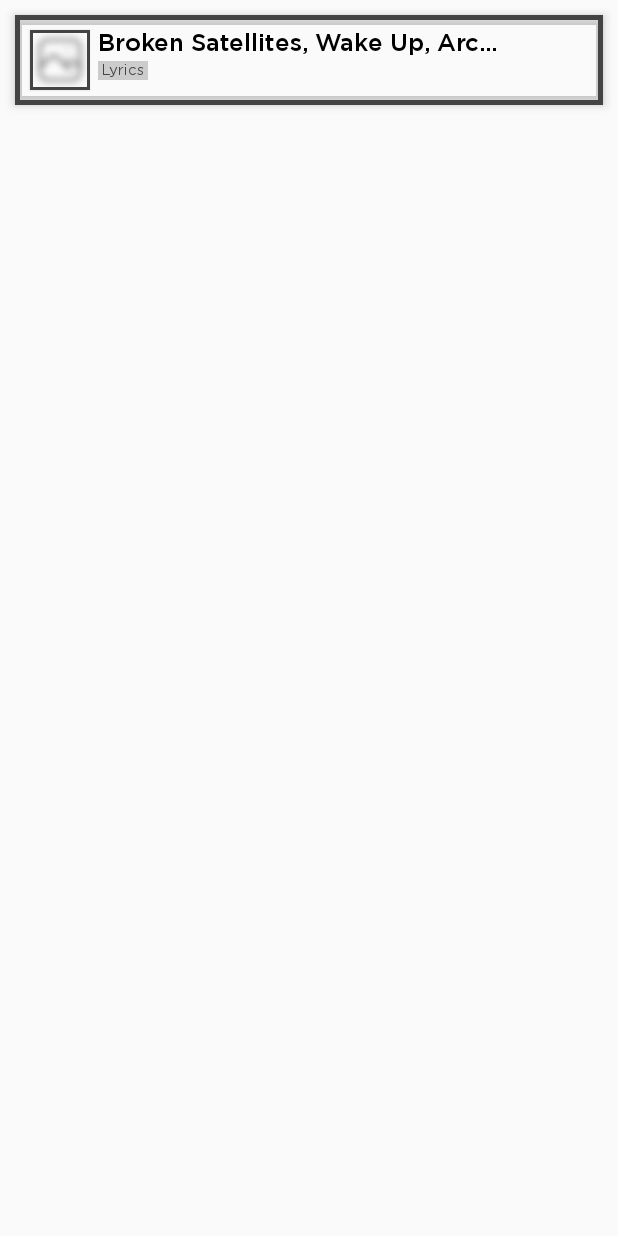
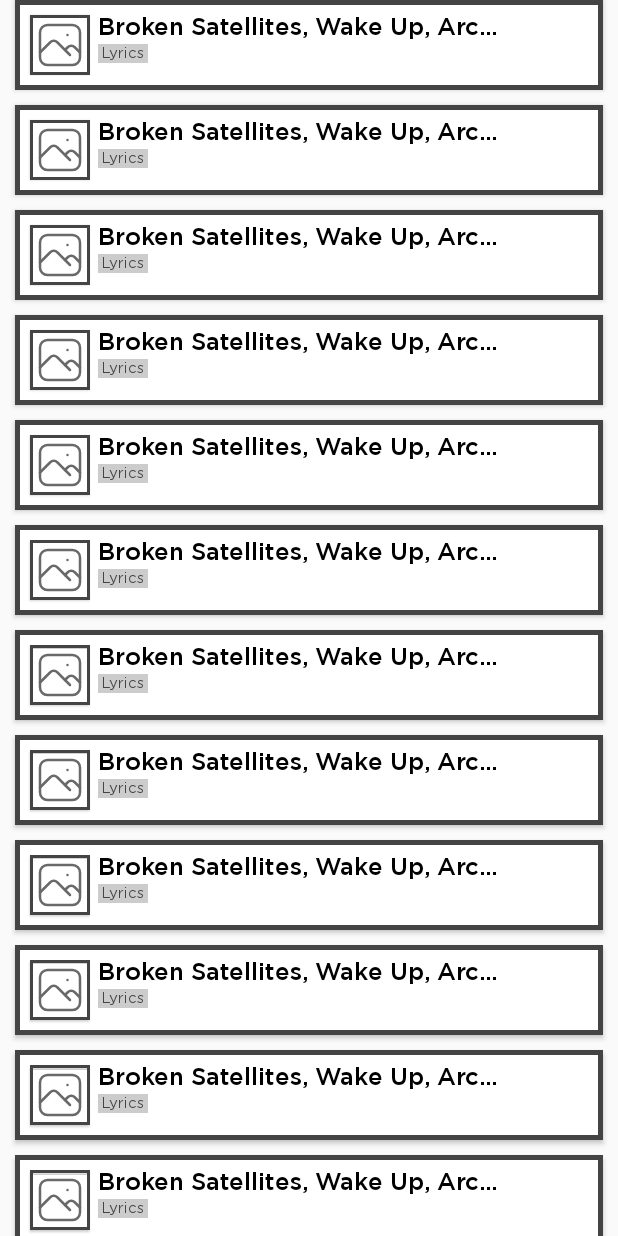
Before and after one commit to sakethpathike/arara-android, an Android app built with Jetpack Compose: the screen it shows after launch (MainActivity), on a phone screen of 412 x 824 dp. Run offline under Robolectric (Android 15) with nearby library versions, the phone set to English and light mode, and no system bars; pictures from the network do not load.

Commit message:
few updates in ui

```diff
--- a/app/src/main/java/com/sakethh/arara/MainActivity.kt
+++ b/app/src/main/java/com/sakethh/arara/MainActivity.kt
@@ -3,9 +3,13 @@ package com.sakethh.arara
 import android.os.Bundle
 import androidx.activity.ComponentActivity
 import androidx.activity.compose.setContent
+import androidx.compose.foundation.ScrollState
+import androidx.compose.foundation.gestures.scrollable
+import androidx.compose.foundation.layout.Column
 import androidx.compose.foundation.layout.fillMaxSize
 import androidx.compose.foundation.layout.height
 import androidx.compose.foundation.layout.width
+import androidx.compose.foundation.verticalScroll
 import androidx.compose.material3.MaterialTheme
 import androidx.compose.material3.Surface
 import androidx.compose.material3.Text
@@ -23,7 +27,30 @@ class MainActivity : ComponentActivity() {
         super.onCreate(savedInstanceState)
         setContent {
             MaterialTheme(typography = Typography /*(typography varible name from Type.kt)*/) {
-                SongThing(imageLink = "https://ia802505.us.archive.org/30/items/artworks-from-shangela-laquifa-warrior/Wake%20Up.png")
+                Column(modifier = Modifier
+                    .fillMaxSize()
+                    .verticalScroll(enabled = true, state = ScrollState(0))) {
+                    SongThing(imageLink = "https://ia802505.us.archive.org/30/items/artworks-from-shangela-laquifa-warrior/Wake%20Up.png")
+                    SongThing(imageLink = "https://ia802505.us.archive.org/30/items/artworks-from-shangela-laquifa-warrior/Wake%20Up.png")
+                    SongThing(imageLink = "https://ia802505.us.archive.org/30/items/artworks-from-shangela-laquifa-warrior/Wake%20Up.png")
+                    SongThing(imageLink = "https://ia802505.us.archive.org/30/items/artworks-from-shangela-laquifa-warrior/Wake%20Up.png")
+                    SongThing(imageLink = "https://ia802505.us.archive.org/30/items/artworks-from-shangela-laquifa-warrior/Wake%20Up.png")
+                    SongThing(imageLink = "https://ia802505.us.archive.org/30/items/artworks-from-shangela-laquifa-warrior/Wake%20Up.png")
+                    SongThing(imageLink = "https://ia802505.us.archive.org/30/items/artworks-from-shangela-laquifa-warrior/Wake%20Up.png")
+                    SongThing(imageLink = "https://ia802505.us.archive.org/30/items/artworks-from-shangela-laquifa-warrior/Wake%20Up.png")
+                    SongThing(imageLink = "https://ia802505.us.archive.org/30/items/artworks-from-shangela-laquifa-warrior/Wake%20Up.png")
+                    SongThing(imageLink = "https://ia802505.us.archive.org/30/items/artworks-from-shangela-laquifa-warrior/Wake%20Up.png")
+                    SongThing(imageLink = "https://ia802505.us.archive.org/30/items/artworks-from-shangela-laquifa-warrior/Wake%20Up.png")
+                    SongThing(imageLink = "https://ia802505.us.archive.org/30/items/artworks-from-shangela-laquifa-warrior/Wake%20Up.png")
+                    SongThing(imageLink = "https://ia802505.us.archive.org/30/items/artworks-from-shangela-laquifa-warrior/Wake%20Up.png")
+                    SongThing(imageLink = "https://ia802505.us.archive.org/30/items/artworks-from-shangela-laquifa-warrior/Wake%20Up.png")
+                    SongThing(imageLink = "https://ia802505.us.archive.org/30/items/artworks-from-shangela-laquifa-warrior/Wake%20Up.png")
+                    SongThing(imageLink = "https://ia802505.us.archive.org/30/items/artworks-from-shangela-laquifa-warrior/Wake%20Up.png")
+                    SongThing(imageLink = "https://ia802505.us.archive.org/30/items/artworks-from-shangela-laquifa-warrior/Wake%20Up.png")
+                    SongThing(imageLink = "https://ia802505.us.archive.org/30/items/artworks-from-shangela-laquifa-warrior/Wake%20Up.png")
+                    SongThing(imageLink = "https://ia802505.us.archive.org/30/items/artworks-from-shangela-laquifa-warrior/Wake%20Up.png")
+                    SongThing(imageLink = "https://ia802505.us.archive.org/30/items/artworks-from-shangela-laquifa-warrior/Wake%20Up.png")
+                }
             }
         }
     }
@@ -33,6 +60,28 @@ class MainActivity : ComponentActivity() {
 @Composable
 fun DefaultPreview() {
     MaterialTheme {
-        SongThing(imageLink = "https://archive.org/details/artworks-from-shangela-laquifa-warrior/Wake%20Up.png")
-    }
+        Column(modifier = Modifier
+            .fillMaxSize()
+            .verticalScroll(enabled = true, state = ScrollState(0))) {
+            SongThing(imageLink = "https://ia802505.us.archive.org/30/items/artworks-from-shangela-laquifa-warrior/Wake%20Up.png")
+            SongThing(imageLink = "https://ia802505.us.archive.org/30/items/artworks-from-shangela-laquifa-warrior/Wake%20Up.png")
+            SongThing(imageLink = "https://ia802505.us.archive.org/30/items/artworks-from-shangela-laquifa-warrior/Wake%20Up.png")
+            SongThing(imageLink = "https://ia802505.us.archive.org/30/items/artworks-from-shangela-laquifa-warrior/Wake%20Up.png")
+            SongThing(imageLink = "https://ia802505.us.archive.org/30/items/artworks-from-shangela-laquifa-warrior/Wake%20Up.png")
+            SongThing(imageLink = "https://ia802505.us.archive.org/30/items/artworks-from-shangela-laquifa-warrior/Wake%20Up.png")
+            SongThing(imageLink = "https://ia802505.us.archive.org/30/items/artworks-from-shangela-laquifa-warrior/Wake%20Up.png")
+            SongThing(imageLink = "https://ia802505.us.archive.org/30/items/artworks-from-shangela-laquifa-warrior/Wake%20Up.png")
+            SongThing(imageLink = "https://ia802505.us.archive.org/30/items/artworks-from-shangela-laquifa-warrior/Wake%20Up.png")
+            SongThing(imageLink = "https://ia802505.us.archive.org/30/items/artworks-from-shangela-laquifa-warrior/Wake%20Up.png")
+            SongThing(imageLink = "https://ia802505.us.archive.org/30/items/artworks-from-shangela-laquifa-warrior/Wake%20Up.png")
+            SongThing(imageLink = "https://ia802505.us.archive.org/30/items/artworks-from-shangela-laquifa-warrior/Wake%20Up.png")
+            SongThing(imageLink = "https://ia802505.us.archive.org/30/items/artworks-from-shangela-laquifa-warrior/Wake%20Up.png")
+            SongThing(imageLink = "https://ia802505.us.archive.org/30/items/artworks-from-shangela-laquifa-warrior/Wake%20Up.png")
+            SongThing(imageLink = "https://ia802505.us.archive.org/30/items/artworks-from-shangela-laquifa-warrior/Wake%20Up.png")
+            SongThing(imageLink = "https://ia802505.us.archive.org/30/items/artworks-from-shangela-laquifa-warrior/Wake%20Up.png")
+            SongThing(imageLink = "https://ia802505.us.archive.org/30/items/artworks-from-shangela-laquifa-warrior/Wake%20Up.png")
+            SongThing(imageLink = "https://ia802505.us.archive.org/30/items/artworks-from-shangela-laquifa-warrior/Wake%20Up.png")
+            SongThing(imageLink = "https://ia802505.us.archive.org/30/items/artworks-from-shangela-laquifa-warrior/Wake%20Up.png")
+            SongThing(imageLink = "https://ia802505.us.archive.org/30/items/artworks-from-shangela-laquifa-warrior/Wake%20Up.png")
+        }    }
 }
--- a/app/src/main/java/com/sakethh/arara/unreleased/songThing.kt
+++ b/app/src/main/java/com/sakethh/arara/unreleased/songThing.kt
@@ -12,6 +12,7 @@ import androidx.compose.ui.Modifier
 import androidx.compose.ui.draw.blur
 import androidx.compose.ui.draw.shadow
 import androidx.compose.ui.graphics.Color
+import androidx.compose.ui.graphics.Shape
 import androidx.compose.ui.platform.LocalContext
 import androidx.compose.ui.res.painterResource
 import androidx.compose.ui.text.font.FontFamily
@@ -30,16 +31,13 @@ fun SongThing(imageLink: String) {
     Box(
         modifier = Modifier
             .fillMaxWidth()
-            .requiredHeight(80.dp)
+            .requiredHeight(70.dp)
             .padding(
                 start = paddingValue,
                 end = paddingValue,
-                top = paddingValue,
                 bottom = paddingValue
             )
-            .border(width = 3.dp, color = Color.DarkGray)
-            .background(color = Color.Transparent)
-            .shadow(elevation = 4.dp)
+            .border(width = 3.dp, color = Color.DarkGray).shadow(2.dp).background(color = Color.White)
     ) {
         Row(modifier = Modifier.fillMaxSize()) {
             AsyncImage(
@@ -52,8 +50,7 @@ fun SongThing(imageLink: String) {
                     .padding(start = 10.dp) //gives 10dp padding in left
                     .requiredWidth(40.dp) //renders width of the image
                     .shadow(elevation = 1.dp)
-                    .border(BorderStroke(width = 2.dp, color = Color.DarkGray))
-                    .blur(4.dp),
+                    .border(BorderStroke(width = 2.dp, color = Color.DarkGray)),
                 error = painterResource(R.drawable.image)
             )
             Spacer(modifier = Modifier.width(5.dp))
@@ -63,7 +60,7 @@ fun SongThing(imageLink: String) {
                     .padding(end = 60.dp)
                     .fillMaxWidth()
             ) {
-                Spacer(modifier = Modifier.height(12.dp))
+                Spacer(modifier = Modifier.height(11.dp))
                 Text(
                     text = "Broken Satellites, Wake Up, Architect, The Gods We Can Touch And Many More",
                     style = MaterialTheme.typography.titleMedium,
@@ -73,7 +70,7 @@ fun SongThing(imageLink: String) {
                 Text(
                     text = "Lyrics",
                     modifier = Modifier
-                        .padding(top=4.dp, bottom = 4.dp)
+                        .padding(top = 3.dp, bottom = 3.dp)
                         .background(color = Color.LightGray)
                         .wrapContentSize()
                         .padding(2.dp),
```
